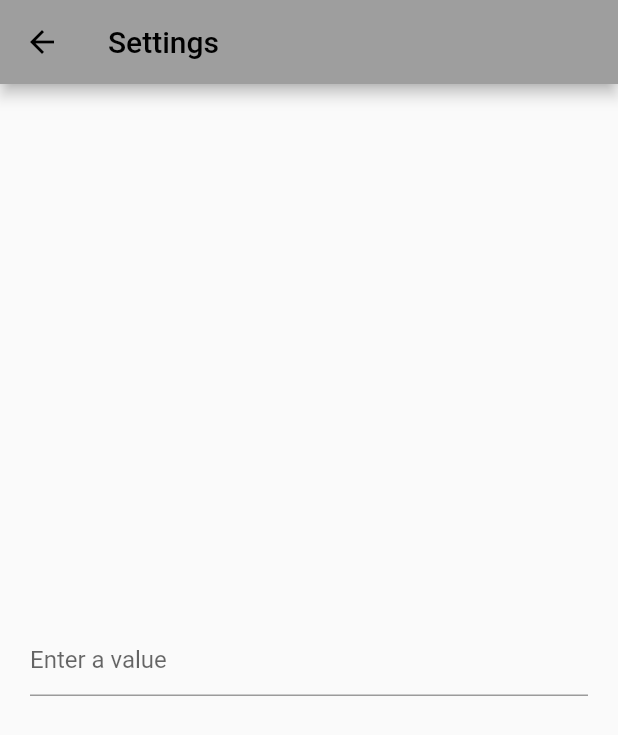
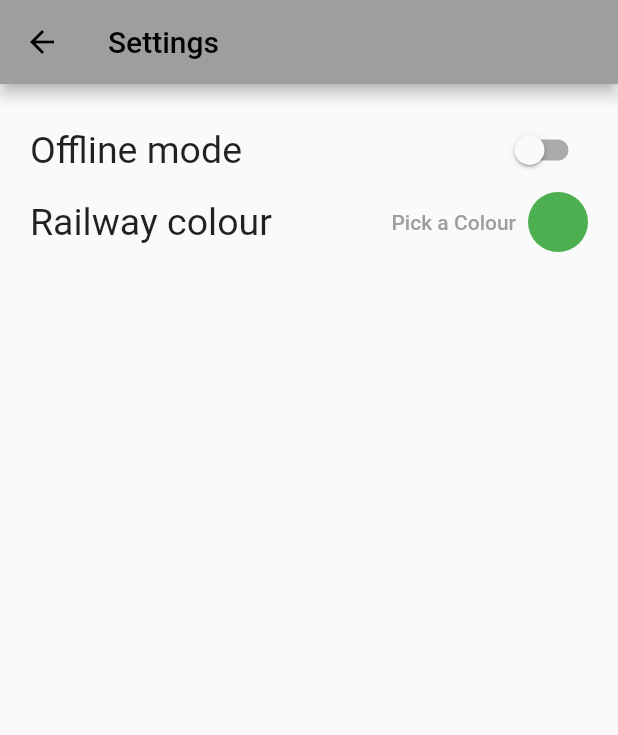
Before and after one commit to tommasopeduzzi/railway_explorer, a Flutter app: the Settings screen opened directly, on a phone screen of 412 x 824 dp. Shown: the top 735 px of the screen. Run offline on Flutter 3.47's test engine with Material 2 defaults, Android fonts, the phone set to English and light mode, and no system bars; our stand-ins replace flutter_colorpicker, flutter_map, geolocator, latlong2, shared_preferences, tuple; missing offline and left inert: background_location, flutter_map_location_marker; accounts and stored records are empty.

Commit message:
Added offline mode toggle, Colour picker in Settin

```diff
--- a/lib/settings.dart
+++ b/lib/settings.dart
@@ -1,4 +1,6 @@
 import 'package:flutter/material.dart';
+import 'package:shared_preferences/shared_preferences.dart';
+import 'package:flutter_colorpicker/flutter_colorpicker.dart';
 
 class Settings extends StatefulWidget {
   @override
@@ -7,25 +9,80 @@ class Settings extends StatefulWidget {
 
 // Create state
 class _SettingsState extends State<Settings> {
+  bool offlineMode = false;
+  Color railColour = Colors.green;
   @override
   Widget build(BuildContext context) {
     return Scaffold(
       appBar: AppBar(
         title: Text('Settings'),
       ),
-      body: Center(
-        child: Container(
-          margin: EdgeInsets.all(20),
-          child: Column(
-            mainAxisAlignment: MainAxisAlignment.center,
-            children: <Widget>[
-              const TextField(
-                decoration: InputDecoration(
-                  hintText: 'Enter a value',
-                ),
+      body: Container(
+        margin: EdgeInsets.all(20),
+        child: Column(
+          mainAxisAlignment: MainAxisAlignment.start,
+          children: [
+            Row(mainAxisAlignment: MainAxisAlignment.spaceBetween, children: [
+              Text('Offline mode', style: TextStyle(fontSize: 25)),
+              Switch(
+                value: offlineMode,
+                activeTrackColor: Colors.lightGreenAccent,
+                activeColor: Colors.green,
+                onChanged: (value) {
+                  setState(() {
+                    offlineMode = value;
+                  });
+                },
               ),
-            ],
-          ),
+            ]),
+            Row(
+              mainAxisAlignment: MainAxisAlignment.spaceBetween,
+              children: [
+                Text('Railway colour', style: TextStyle(fontSize: 25)),
+                Row(
+                    mainAxisAlignment: MainAxisAlignment.spaceBetween,
+                    children: [
+                      Container(
+                        child: TextButton(
+                          child: Text('Pick a Colour'),
+                          onPressed: (() {
+                            showDialog(
+                                context: context,
+                                builder: (context) {
+                                  return AlertDialog(
+                                    title: Text('Pick a colour'),
+                                    content: SingleChildScrollView(
+                                      child: ColorPicker(
+                                        pickerColor: railColour,
+                                        onColorChanged: (color) {
+                                          setState(() {
+                                            railColour = color;
+                                          });
+                                        },
+                                        pickerAreaHeightPercent: 0.8,
+                                      ),
+                                    ),
+                                    actions: <Widget>[
+                                      FlatButton(
+                                        child: Text('Close'),
+                                        onPressed: () {
+                                          Navigator.of(context).pop();
+                                        },
+                                      ),
+                                    ],
+                                  );
+                                });
+                          }),
+                        ),
+                      ),
+                      CircleAvatar(
+                        backgroundColor: railColour,
+                        radius: 20,
+                      ),
+                    ])
+              ],
+            )
+          ],
         ),
       ),
     );
--- a/pubspec.yaml
+++ b/pubspec.yaml
@@ -27,6 +27,8 @@ environment:
 # the latest version available on pub.dev. To see which dependencies have newer
 # versions available, run `flutter pub outdated`.
 dependencies:
+  flutter_colorpicker: ^1.0.3
+  shared_preferences: ^2.0.15
   http: any
   tuple: ^2.0.0
   flutter_map: any
```
